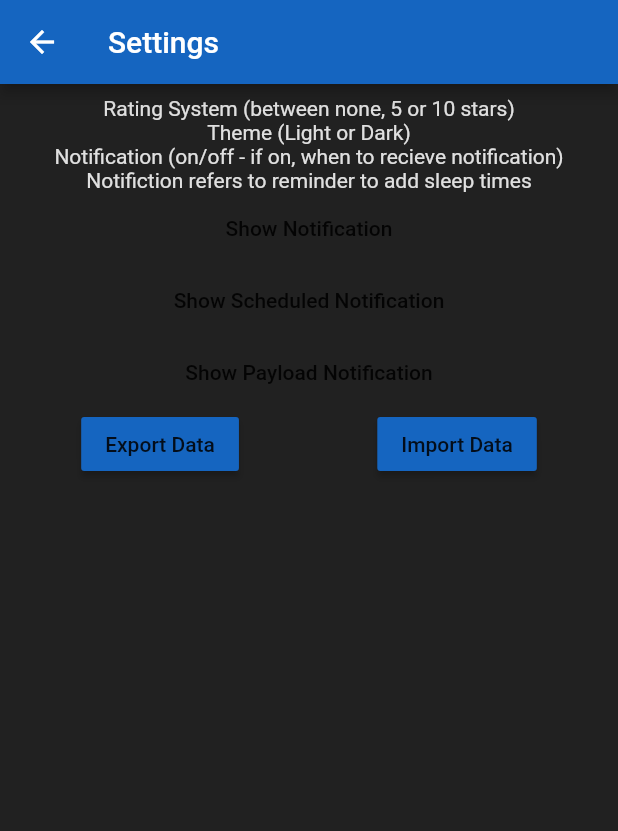
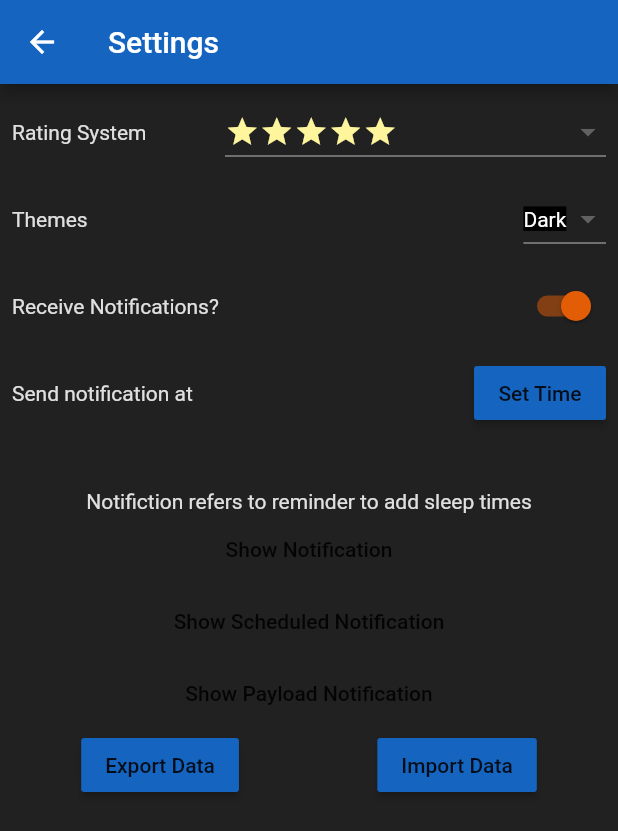
Before and after one commit to WeebNetsu/zs-tracker, a Flutter app: the SettingsPage screen opened by its route, on a phone screen of 412 x 824 dp. Shown: the top 831 px of the screen. Run offline on Flutter 3.47's test engine with Material 2 defaults, Android fonts, the light colour scheme and no system bars; our stand-ins replace file_picker, flutter_local_notifications, flutter_rating_bar, permission_handler, rxdart, share_plus and 1 more; missing offline and left inert: graphic, swipeable_tile.

Commit message:
Improved on settings UI

```diff
--- /dev/null
+++ b/lib/models/settings.dart
@@ -0,0 +1,25 @@
+class SettingsModel {
+  final List<int> availableRatingSystems = [5, 10];
+  final List<String> availableThemes = ["Dark", "Light"];
+
+  late int ratingSystem;
+  late String theme;
+  late DateTime? sendNotficationsAt;
+
+  SettingsModel(this.ratingSystem, this.theme, this.sendNotficationsAt);
+
+  /// Create a modal from JSON (Map) data
+  SettingsModel.fromJSON(dynamic json)
+      : this(
+          json['ratingSystem'],
+          json['theme'],
+          json['sendNotifcationsAt'],
+        );
+
+  /// Convert model data to JSON format
+  Map<String, dynamic> toJson() => {
+        'ratingSystem': ratingSystem,
+        'theme': theme,
+        'sendNotifcationsAt': sendNotficationsAt?.toString(),
+      };
+}
--- a/lib/ui/views/home.dart
+++ b/lib/ui/views/home.dart
@@ -201,9 +201,7 @@ class _HomePageState extends State<HomePage> {
                                 child: Divider(color: Colors.grey),
                               ),
                               // capitalze first letter of month
-                              Text(
-                                e.key[0].toUpperCase() + e.key.substring(1),
-                              ),
+                              Text(capitalizeWord(e.key)),
                             ],
                           ),
 
--- a/lib/ui/views/settings.dart
+++ b/lib/ui/views/settings.dart
@@ -5,9 +5,12 @@ import 'package:flutter/material.dart';
 import 'package:intl/intl.dart';
 import 'package:permission_handler/permission_handler.dart';
 import 'package:share_plus/share_plus.dart';
+import 'package:zs_tracker/models/settings.dart';
 import 'package:zs_tracker/models/sleep.dart';
 import 'package:zs_tracker/services/local_notification.dart';
+import 'package:zs_tracker/ui/widgets/star_row.dart';
 import 'package:zs_tracker/utils/app.dart';
+import 'package:zs_tracker/utils/formatting.dart';
 
 class SettingsPage extends StatefulWidget {
   const SettingsPage({super.key, required this.title});
@@ -20,6 +23,8 @@ class SettingsPage extends StatefulWidget {
 
 class _SettingsPageState extends State<SettingsPage> {
   bool _loading = false;
+  final SettingsModel _settings = SettingsModel(5, "Dark", DateTime.now());
+  bool _receiveNotifications = true;
 
   // todo cannot export data, having permission issues
   // for now we'll just share the backed up file
@@ -141,19 +146,109 @@ class _SettingsPageState extends State<SettingsPage> {
             padding: const EdgeInsets.all(8.0),
             child: Column(
               children: [
-                Text("Rating System (between none, 5 or 10 stars)"),
-                Text("Theme (Light or Dark)"),
-                Text(
-                  "Notification (on/off - if on, when to recieve notification)",
+                Row(
+                  mainAxisAlignment: MainAxisAlignment.spaceBetween,
+                  children: [
+                    const Text("Rating System"),
+                    DropdownButton(
+                      value: _settings.ratingSystem,
+                      items: _settings.availableRatingSystems
+                          .map(
+                            (int rateSystem) => DropdownMenuItem(
+                              value: rateSystem,
+                              child: StarRow(
+                                rating: rateSystem,
+                                maxRating: rateSystem,
+                              ),
+                            ),
+                          )
+                          .toList(),
+                      onChanged: (value) {
+                        setState(() {
+                          if (value != null) _settings.ratingSystem = value;
+                        });
+                      },
+                      style: const TextStyle(backgroundColor: Colors.black),
+                      dropdownColor: Colors.grey[900],
+                    ),
+                  ],
                 ),
-                Text("Notifiction refers to reminder to add sleep times"),
+
+                Padding(
+                  padding: const EdgeInsets.only(top: 10),
+                  child: Row(
+                    mainAxisAlignment: MainAxisAlignment.spaceBetween,
+                    children: [
+                      const Text("Themes"),
+                      DropdownButton(
+                        value: _settings.theme,
+                        items: _settings.availableThemes
+                            .map(
+                              (String theme) => DropdownMenuItem(
+                                value: theme,
+                                child: Text(
+                                  capitalizeWord(theme),
+                                ),
+                              ),
+                            )
+                            .toList(),
+                        onChanged: (value) {
+                          setState(() {
+                            if (value != null) _settings.theme = value;
+                          });
+                        },
+                        style: const TextStyle(backgroundColor: Colors.black),
+                        dropdownColor: Colors.grey[900],
+                      ),
+                    ],
+                  ),
+                ),
+
+                Padding(
+                  padding: const EdgeInsets.only(top: 10),
+                  child: Row(
+                    mainAxisAlignment: MainAxisAlignment.spaceBetween,
+                    children: [
+                      const Text("Receive Notifications?"),
+                      Switch(
+                        value: _receiveNotifications,
+                        onChanged: ((bool value) {
+                          setState(() {
+                            _receiveNotifications = value;
+                          });
+                        }),
+                      ),
+                    ],
+                  ),
+                ),
+
+                if (_receiveNotifications)
+                  Padding(
+                    padding: const EdgeInsets.only(top: 10),
+                    child: Row(
+                      mainAxisAlignment: MainAxisAlignment.spaceBetween,
+                      children: [
+                        const Text("Send notification at"),
+                        MaterialButton(
+                          onPressed: () {},
+                          color: colorScheme.primary,
+                          child: const Text("Set Time"),
+                        ),
+                      ],
+                    ),
+                  ),
+
+                const SizedBox(height: 40),
+                const Text("Notifiction refers to reminder to add sleep times"),
 
                 MaterialButton(
                   onPressed: () async {
-                    await LocalNotificationService()
-                        .showNotifcation(title: "test", body: "test 2");
+                    await LocalNotificationService().showNotifcation(
+                      title: "test",
+                      body: "test 2",
+                    );
                   },
-                  child: Text("Show Notification"),
+                  child: const Text("Show Notification"),
                 ),
                 MaterialButton(
                   onPressed: () async {
@@ -163,7 +258,7 @@ class _SettingsPageState extends State<SettingsPage> {
                       seconds: 5,
                     );
                   },
-                  child: Text("Show Scheduled Notification"),
+                  child: const Text("Show Scheduled Notification"),
                 ),
                 MaterialButton(
                   onPressed: () async {
@@ -173,7 +268,7 @@ class _SettingsPageState extends State<SettingsPage> {
                       payload: "This is my data",
                     );
                   },
-                  child: Text("Show Payload Notification"),
+                  child: const Text("Show Payload Notification"),
                 ),
 
                 // Import/Export Data
--- a/lib/ui/widgets/star_row.dart
+++ b/lib/ui/widgets/star_row.dart
@@ -6,18 +6,20 @@ class StarRow extends StatelessWidget {
   const StarRow({
     Key? key,
     required int rating,
+    int maxRating = 5,
     double size = 23,
   })  : _rating = rating,
+        _maxRating = maxRating,
         _size = size,
         super(key: key);
 
-  final int _rating;
+  final int _rating, _maxRating;
   final double _size;
 
   @override
   Widget build(BuildContext context) {
-    final int fill = min(_rating, 5);
-    final int empty = 5 - fill;
+    final int fill = min(_rating, _maxRating);
+    final int empty = _maxRating - fill;
     List<Widget> row = [];
 
     for (var i = 0; i < fill; i++) {
--- a/lib/utils/formatting.dart
+++ b/lib/utils/formatting.dart
@@ -46,3 +46,12 @@ String convertMonthToString(int month) {
 
   return "december";
 }
+
+/// Will capitalize the first letter of a word
+///
+/// ie. `mike -> Mike`
+String capitalizeWord(String word) {
+  if (word.isEmpty || word.length < 2) return word.toUpperCase();
+
+  return word[0].toUpperCase() + word.substring(1);
+}
--- a/pubspec.yaml
+++ b/pubspec.yaml
@@ -17,7 +17,7 @@ publish_to: "none" # Remove this line if you wish to publish to pub.dev
 # https://developer.apple.com/library/archive/documentation/General/Reference/InfoPlistKeyReference/Articles/CoreFoundationKeys.html
 # In Windows, build-name is used as the major, minor, and patch parts
 # of the product and file versions while build-number is used as the build suffix.
-version: 0.6.1+1
+version: 0.6.2+1
 
 environment:
   sdk: ">=2.18.0-232.0.dev <3.0.0"
```
